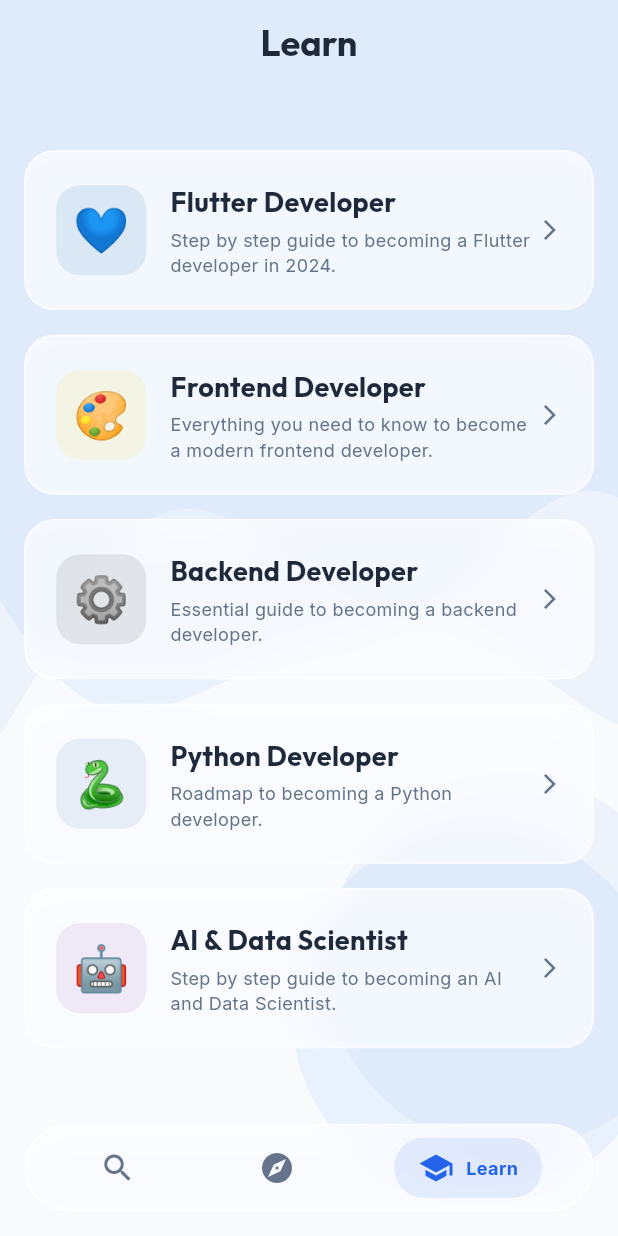
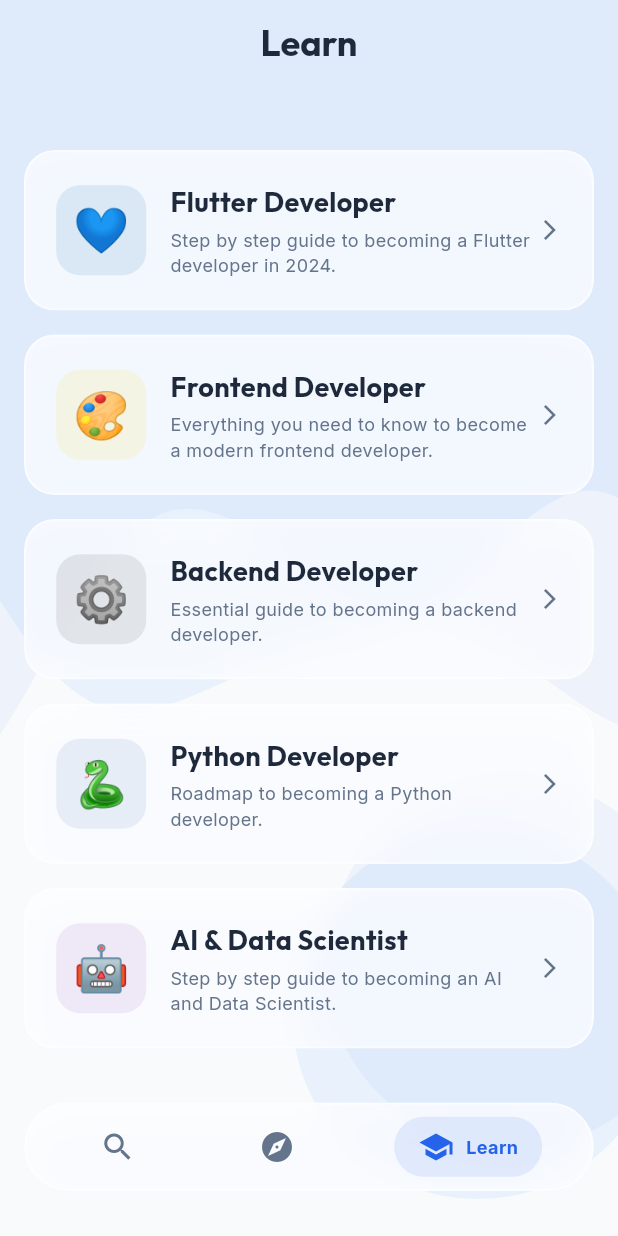
Before and after one commit to GitByG4v/Flutter-app-git_glance, a Flutter app: the screen it shows after launch, item 3 of the bottom bar chosen, on a phone screen of 412 x 824 dp. Run offline on Flutter 3.47's test engine with Material 3 defaults, Android fonts, the light colour scheme and no system bars; our stand-ins replace fl_chart, google_fonts; network calls fail.

Commit message:
modify bottom navigation bar

```diff
--- a/lib/screens/main_screen.dart
+++ b/lib/screens/main_screen.dart
@@ -32,7 +32,7 @@ class _MainScreenState extends State<MainScreen> {
       ),
       bottomNavigationBar: SafeArea(
         child: Padding(
-          padding: const EdgeInsets.fromLTRB(16, 0, 16, 16),
+          padding: const EdgeInsets.fromLTRB(16, 0, 16, 30),
           child: GlassContainer(
             borderRadius: BorderRadius.circular(30),
             padding: const EdgeInsets.symmetric(horizontal: 8, vertical: 8),
```
